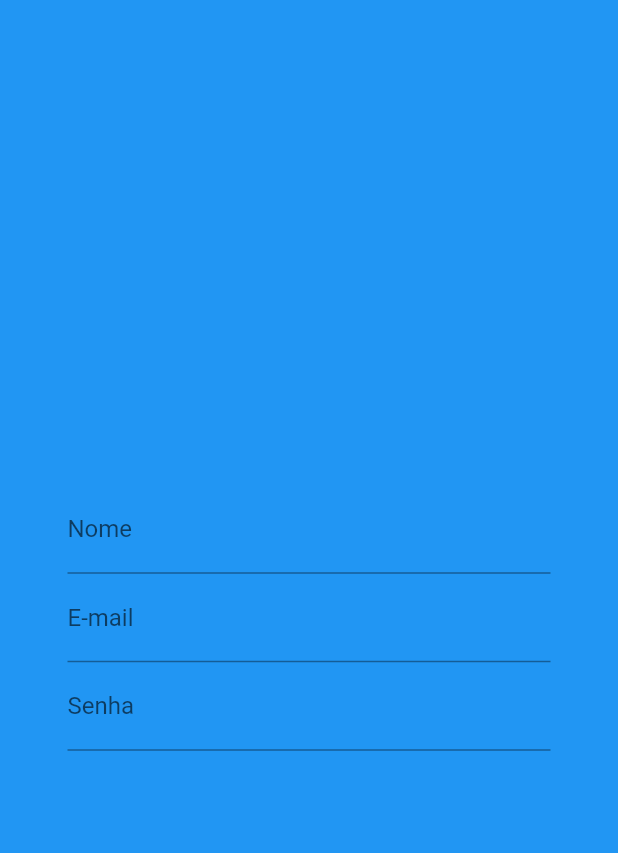
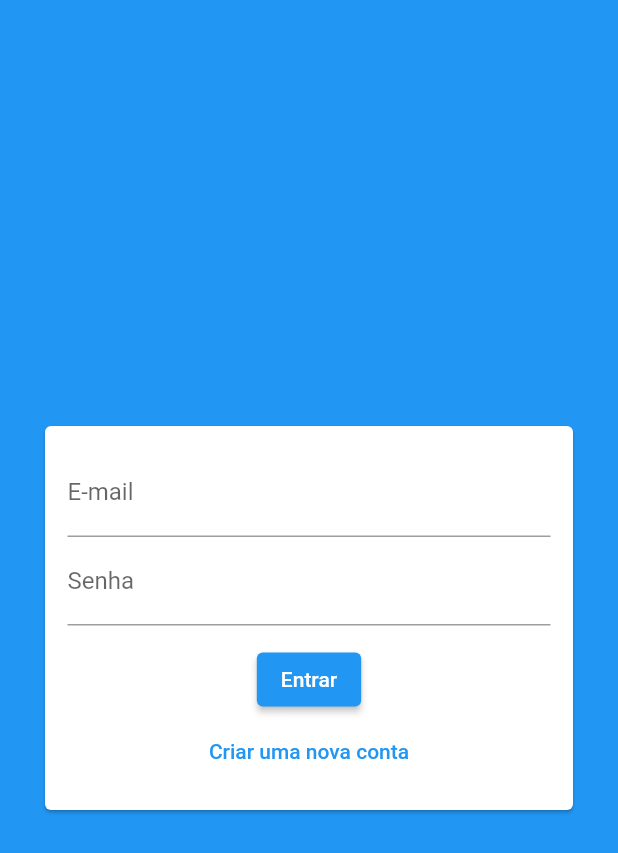
Before and after one commit to rsjulie/chat, a Flutter app: the screen it shows after launch, on a phone screen of 412 x 824 dp. Shown: the top 853 px of the screen. Run offline on Flutter 3.47's test engine with Material 2 defaults, Android fonts, the phone set to English and light mode, and no system bars.

Commit message:
validate form

```diff
--- a/lib/components/auth_form.dart
+++ b/lib/components/auth_form.dart
@@ -1,34 +1,88 @@
+import 'package:chat/models/auth_form_data.dart';
 import 'package:flutter/material.dart';
 
-class AuthForm extends StatelessWidget {
+class AuthForm extends StatefulWidget {
+  @override
+  State<AuthForm> createState() => _AuthFormState();
+}
+
+class _AuthFormState extends State<AuthForm> {
+  final _formKey = GlobalKey<FormState>();
+  final _formData = AuthFormData();
+
+  void _submit() {
+    final isValid = _formKey.currentState?.validate() ?? false;
+    if (!isValid) return;
+  }
+
   @override
   Widget build(BuildContext context) {
     return Card(
-      elevation: 0,
-      color: Colors.transparent,
       margin: EdgeInsets.symmetric(horizontal: 30, vertical: 10),
       child: Padding(
         padding: const EdgeInsets.all(15),
         child: Form(
+          key: _formKey,
           child: Column(
             children: [
+              if (_formData.isSignup)
                 TextFormField(
-                cursorColor: Colors.amber,
-                style: TextStyle(
-                  color: Colors.white,
-                ),
+                  key: ValueKey('name'),
+                  initialValue: _formData.name,
+                  onChanged: (name) => _formData.name = name,
                   decoration: InputDecoration(
                     labelText: 'Nome',
-                  fillColor: Colors.black,
                   ),
+                  validator: (_name) {
+                    final name = _name ?? '';
+                    if (name.trim().length < 4) {
+                      return 'Nome deve ter no minimo 4 caracteres';
+                    }
+                    return null;
+                  },
                 ),
               TextFormField(
+                key: ValueKey('email'),
+                initialValue: _formData.email,
+                onChanged: (email) => _formData.email = email,
                 decoration: InputDecoration(labelText: 'E-mail'),
+                validator: (_email) {
+                  final email = _email ?? '';
+                  if (!email.contains('@')) {
+                    return 'Email invalido!';
+                  }
+                  return null;
+                },
               ),
               TextFormField(
+                key: ValueKey('password'),
+                initialValue: _formData.password,
+                onChanged: (password) => _formData.password = password,
                 obscureText: true,
                 decoration: InputDecoration(labelText: 'Senha'),
+                validator: (_password) {
+                  final password = _password ?? '';
+                  if (password.length < 5) {
+                    return 'Senha deve ter no minimo 5 caracteres';
+                  }
+                  return null;
+                },
               ),
+              SizedBox(height: 12),
+              ElevatedButton(
+                onPressed: _submit,
+                child: Text(_formData.isLogin ? 'Entrar' : 'Cadastrar'),
+              ),
+              TextButton(
+                onPressed: () {
+                  setState(() {
+                    _formData.toggleAuthMode();
+                  });
+                },
+                child: Text(_formData.isLogin
+                    ? 'Criar uma nova conta'
+                    : 'Já possui conta?'),
+              )
             ],
           ),
         ),
--- /dev/null
+++ b/lib/models/auth_form_data.dart
@@ -0,0 +1,23 @@
+import 'dart:io';
+
+enum AuthMode { Signup, Login }
+
+class AuthFormData {
+  String name = '';
+  String email = '';
+  String password = '';
+  File? image;
+  AuthMode _mode = AuthMode.Login;
+
+  bool get isLogin {
+    return _mode == AuthMode.Login;
+  }
+
+  bool get isSignup {
+    return _mode == AuthMode.Signup;
+  }
+
+  void toggleAuthMode() {
+    _mode = isLogin ? AuthMode.Signup : AuthMode.Login;
+  }
+}
```
Lines whose indentation alone changed are shown as unchanged.
